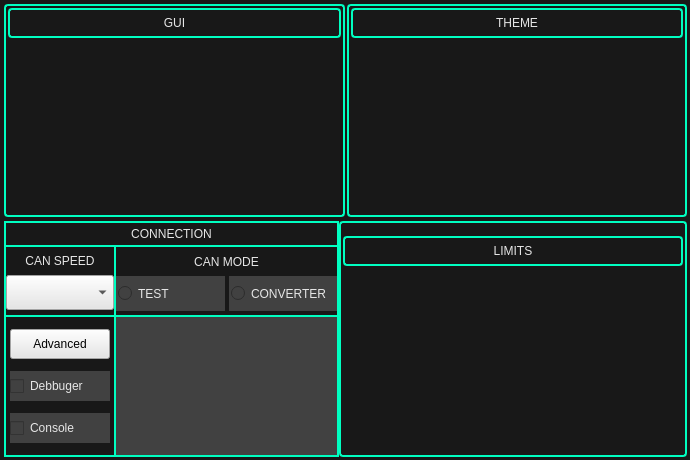
This is ui/settings.ui in rozkalibrowany/vocc as Qt 5 draws it before an edit. The edited form follows.
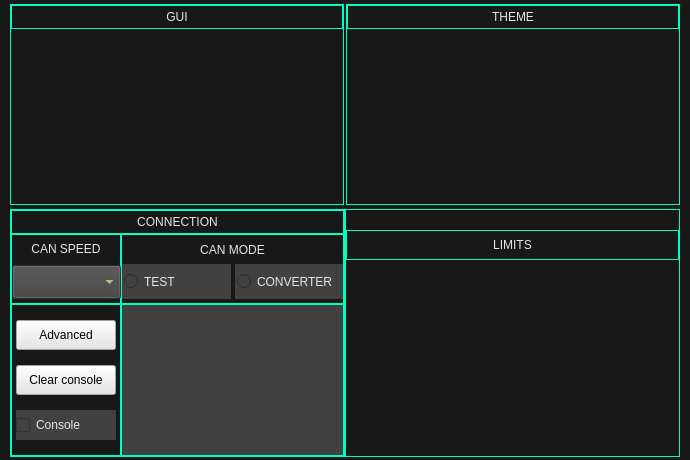
This is the edited form.

Commit message: Setting baudrate now works properly

```diff
--- a/ui/settings.ui
+++ b/ui/settings.ui
@@ -235,12 +235,39 @@
                        <widget class="QComboBox" name="comboBox_3">
                         <property name="minimumSize">
                          <size>
-                          <width>0</width>
-                          <height>35</height>
+                          <width>111</width>
+                          <height>36</height>
+                         </size>
+                        </property>
+                        <property name="maximumSize">
+                         <size>
+                          <width>16777215</width>
+                          <height>30</height>
                          </size>
                         </property>
                         <property name="styleSheet">
-                         <string notr="true">background-color: #e6e6e6;</string>
+                         <string notr="true">selection-color: yellow;
+font: 75 bold 11pt &quot;Halvetica&quot; ;
+color:  #ffff99;
+padding: 1px 1px 1px 1px;
+background-color: rgb(65,65,65);
+min-width: 105px;
+min-height: 30px;</string>
+                        </property>
+                        <property name="maxVisibleItems">
+                         <number>10</number>
+                        </property>
+                        <property name="sizeAdjustPolicy">
+                         <enum>QComboBox::AdjustToContentsOnFirstShow</enum>
+                        </property>
+                        <property name="minimumContentsLength">
+                         <number>120</number>
+                        </property>
+                        <property name="iconSize">
+                         <size>
+                          <width>30</width>
+                          <height>30</height>
+                         </size>
                         </property>
                        </widget>
                       </item>
@@ -460,7 +487,9 @@
                          </size>
                         </property>
                         <property name="styleSheet">
-                         <string notr="true">background-color: #e6e6e6;</string>
+                         <string notr="true">padding: 2px;
+font: 75 bold 10pt &quot;Halvetica&quot; ;
+background-color: #e6e6e6;</string>
                         </property>
                         <property name="text">
                          <string>Advanced</string>
@@ -475,27 +504,25 @@
                        <number>0</number>
                       </property>
                       <item>
-                       <widget class="QCheckBox" name="checkBox_2">
+                       <widget class="QPushButton" name="clearConsoleBtn">
                         <property name="minimumSize">
                          <size>
                           <width>0</width>
-                          <height>25</height>
+                          <height>30</height>
                          </size>
                         </property>
                         <property name="maximumSize">
                          <size>
                           <width>100</width>
-                          <height>30</height>
+                          <height>16777215</height>
                          </size>
                         </property>
                         <property name="styleSheet">
-                         <string notr="true">border: none;
-font: 75 bold 9pt &quot;Halvetica&quot; ;
-color: #e6e6e6;
-background-color: rgb(65,65,65);</string>
+                         <string notr="true">font: 75 bold 9.5pt &quot;Halvetica&quot; ;
+background-color: #e6e6e6;</string>
                         </property>
                         <property name="text">
-                         <string>Debbuger</string>
+                         <string>Clear console</string>
                         </property>
                        </widget>
                       </item>
@@ -544,7 +571,13 @@
                    <item>
                     <widget class="QTextEdit" name="textEdit">
                      <property name="styleSheet">
-                      <string notr="true">background-color: rgb(65,65,65);</string>
+                      <string notr="true">padding: 2px;
+font: 9pt &quot;Halvetica&quot; ;
+color: #e6e6e6;
+background-color: rgb(65,65,65);</string>
+                     </property>
+                     <property name="readOnly">
+                      <bool>true</bool>
                      </property>
                     </widget>
                    </item>
@@ -561,11 +594,17 @@
         </item>
         <item>
          <widget class="QFrame" name="verticalFrame_9">
+          <property name="maximumSize">
+           <size>
+            <width>335</width>
+            <height>16777215</height>
+           </size>
+          </property>
           <property name="styleSheet">
            <string notr="true">QFrame{
-border: 1.5px solid #00ffc1;
-border-radius: 4px;
-padding: 2px;
+border: 1px solid #00ffc1;
+border-radius: 0px;
+padding: 0px;
 color: #00ffc1;
 background: transparent;
 }</string>
@@ -685,9 +724,9 @@
          <widget class="QFrame" name="verticalFrame_11">
           <property name="styleSheet">
            <string notr="true">QFrame{
-border: 1.5px solid #00ffc1;
-border-radius: 4px;
-padding: 2px;
+border: 1px solid #00ffc1;
+border-radius: 0px;
+padding: 0px;
 color: #00ffc1;
 background: transparent;
 }</string>
@@ -790,9 +829,9 @@
          <widget class="QFrame" name="verticalFrame_7">
           <property name="styleSheet">
            <string notr="true">QFrame{
-border: 1.5px solid #00ffc1;
-border-radius: 4px;
-padding: 2px;
+border: 1px solid #00ffc1;
+border-radius: 0px;
+padding: 0px;
 color: #00ffc1;
 background: transparent;
 }</string>
```
Left out of the diff: 12 changed lines with no effect on the pictures. The commit also changes 7 other files.
